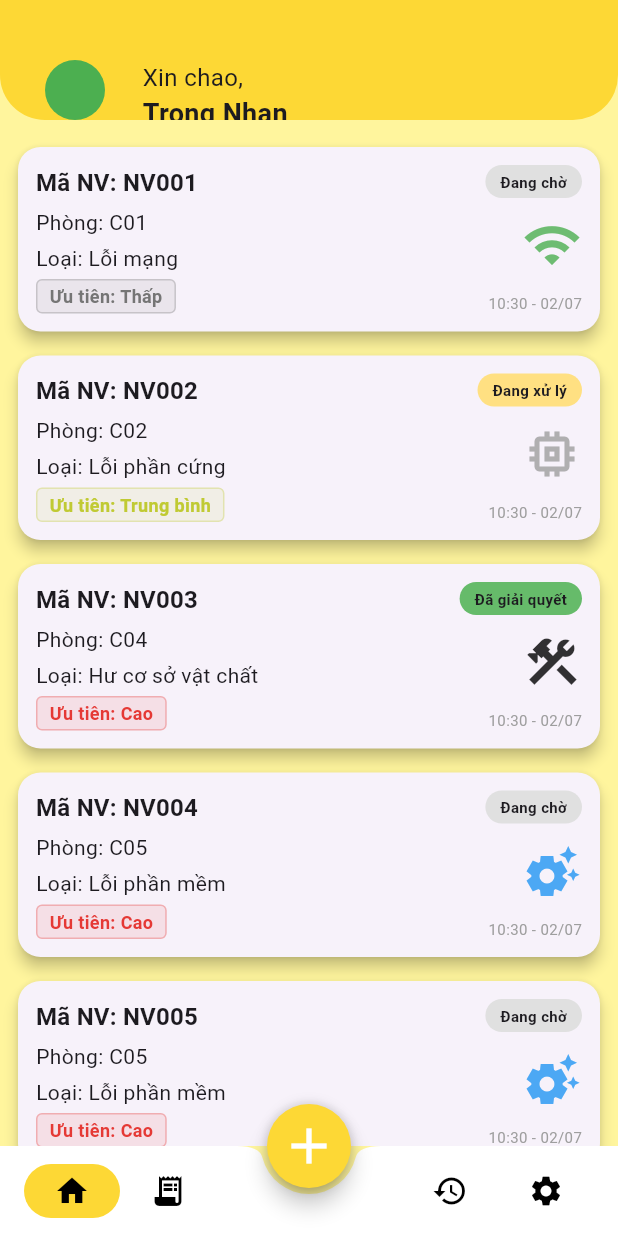
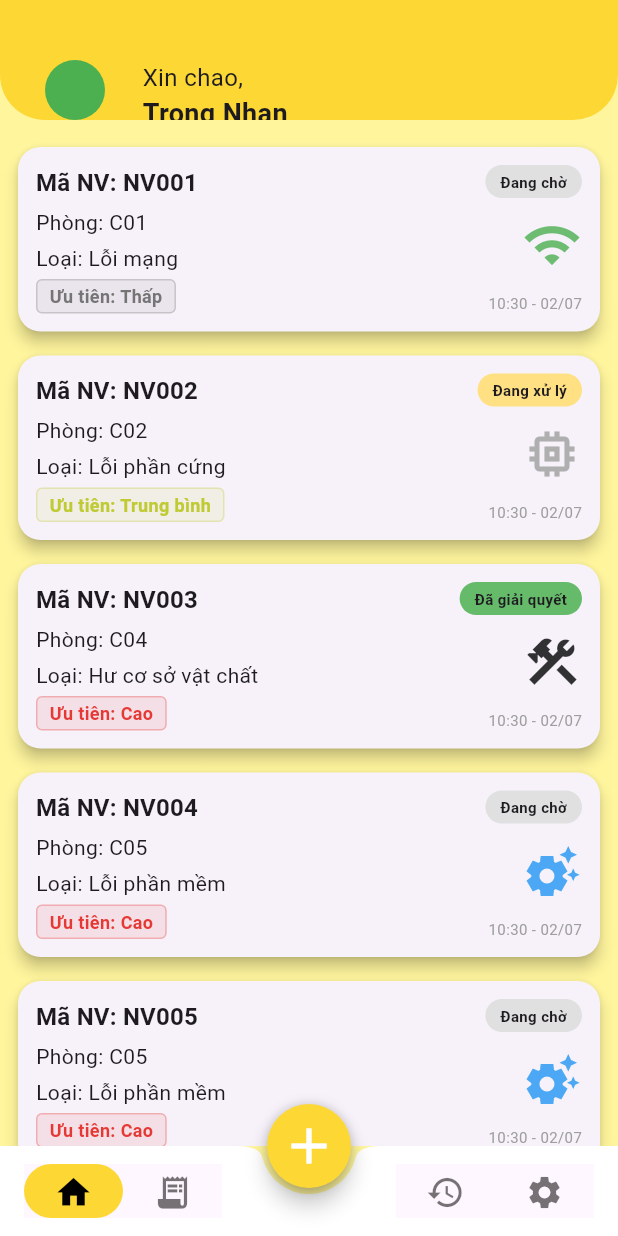
Before and after one commit to huynhnhan301125-hash/ResolveX_App, a Flutter app: the MainEmployeeScreen screen opened by its route, on a phone screen of 412 x 824 dp. Run offline on Flutter 3.47's test engine with Material 3 defaults, Android fonts, the phone set to English and light mode, and no system bars; our stand-ins replace equatable, go_router, pinput.

Commit message:
Tối ưu code, sử dụng InkWell, AnimatedContainer tạo hiệu ứng đẹp mắt

```diff
--- a/lib/widgets/rx_icon.dart
+++ b/lib/widgets/rx_icon.dart
@@ -6,27 +6,34 @@ class RXIcon extends StatelessWidget {
   final VoidCallback onTap;
   final bool isSelected;
   final BoxDecoration? boxDecoration;
+  final double size;
   const RXIcon({
     super.key,
     required this.iconData,
     required this.onTap,
     this.isSelected = false,
     this.boxDecoration,
+    required this.size
   });
 
   @override
   Widget build(BuildContext context) {
-    return GestureDetector(
-      onTap: onTap,
-      child: Container(
-        padding: EdgeInsets.symmetric(horizontal: 20,vertical: 6),
-        decoration: boxDecoration?? BoxDecoration(
-          color: isSelected ? Colors.yellow.shade600 : Colors.transparent,
-          borderRadius: BorderRadius.circular(20),
-        ),
-        child: Icon(
-          iconData,
-          color: Colors.black,
+    return Material( // Cần Material để hiện hiệu ứng gợn sóng (InkWell)
+      child: InkWell(
+        onTap: onTap,
+        borderRadius: BorderRadius.circular(20),// Bo tròn hiệu ứng chạm
+        child: AnimatedContainer(// Giúp chuyển màu mượt mà
+          duration: const Duration(milliseconds: 300),// Thời gian đổi màu 0.3s
+          padding: const EdgeInsets.symmetric(horizontal: 20,vertical: 6),
+          decoration: boxDecoration??BoxDecoration(
+            color: isSelected?Colors.yellow.shade600:Colors.transparent,
+            borderRadius: BorderRadius.circular(20)
+          ),
+          child: Icon(
+            iconData,
+            color: isSelected?Colors.black:Colors.black54,
+            size: size,
+          ),
         ),
       ),
     );
```
